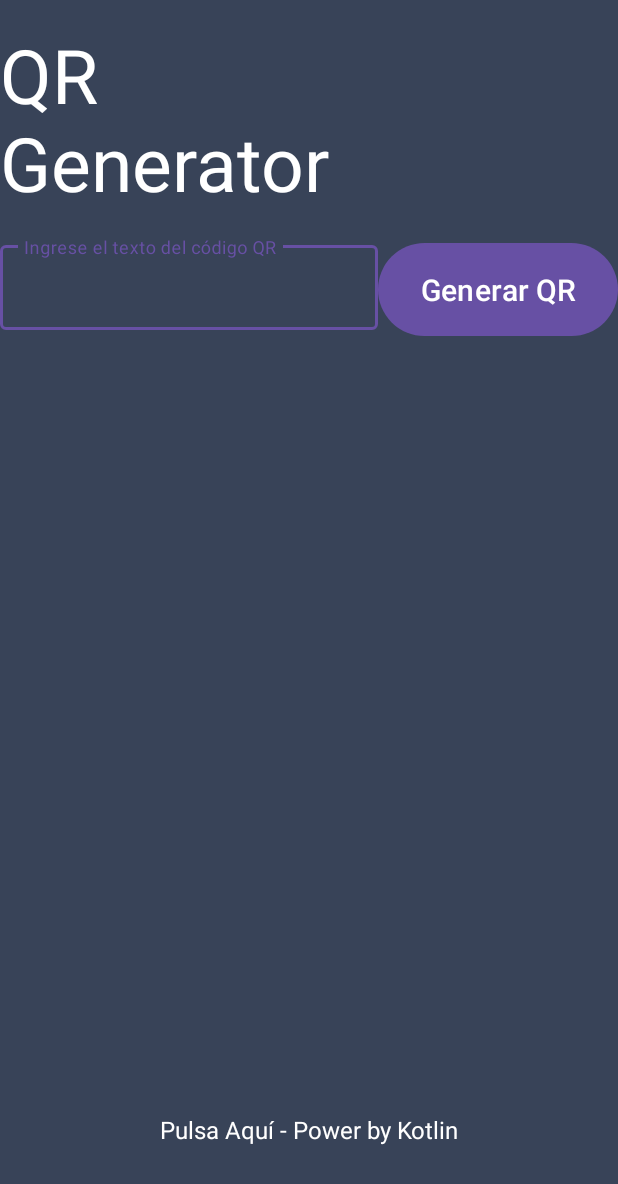
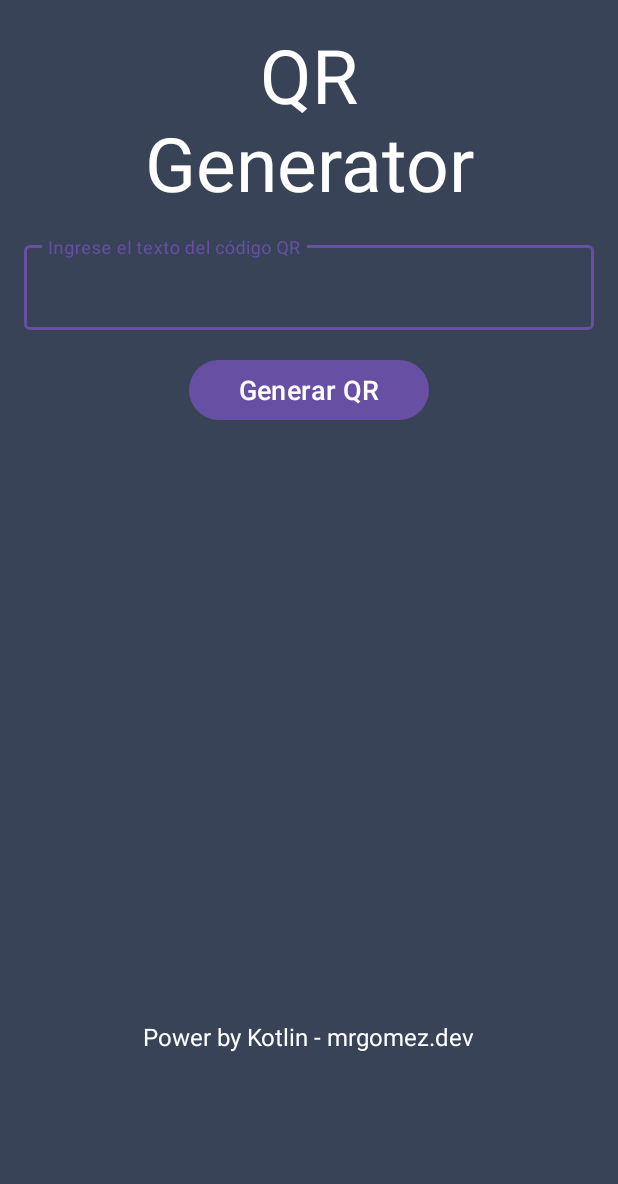
Before and after one commit to mrgomezsv/qr_droid, an Android app: the screen it shows after launch (MainActivity), on a phone screen of 412 x 824 dp. Shown: the top 1184 px of the screen. Run offline under Robolectric (Android 15) with nearby library versions, the phone set to English and light mode, and no system bars; libraries missing offline, so code that uses them is left out: com.journeyapps.barcodescanner; plain views replace DecoratedBarcodeView; 3 statements that could not run were skipped.

Commit message:
Update refactor del codigo general de la app

```diff
--- a/app/src/main/res/layout/activity_main.xml
+++ b/app/src/main/res/layout/activity_main.xml
@@ -1,5 +1,5 @@
 <?xml version="1.0" encoding="utf-8"?>
-<androidx.constraintlayout.widget.ConstraintLayout
+<ScrollView
     xmlns:android="http://schemas.android.com/apk/res/android"
     xmlns:app="http://schemas.android.com/apk/res-auto"
     xmlns:tools="http://schemas.android.com/tools"
@@ -8,6 +8,12 @@
     android:background="#384358"
     tools:context=".MainActivity">
 
+    <androidx.constraintlayout.widget.ConstraintLayout
+        android:layout_width="match_parent"
+        android:layout_height="wrap_content"
+        android:padding="16dp">
+
+        <!-- Título de la pantalla -->
         <TextView
             android:id="@+id/titleTextView"
             android:layout_width="wrap_content"
@@ -15,77 +21,80 @@
             android:text="QR\nGenerator"
             android:textColor="#FFFFFF"
             android:textSize="50sp"
-        android:layout_marginTop="16dp"
-        android:layout_marginStart="0dp"
-        android:gravity="center_vertical"
+            android:gravity="center"
             app:layout_constraintTop_toTopOf="parent"
-        app:layout_constraintStart_toStartOf="parent"/>
+            app:layout_constraintStart_toStartOf="parent"
+            app:layout_constraintEnd_toEndOf="parent" />
 
-
+        <!-- Escáner de código de barras (invisible inicialmente) -->
         <com.journeyapps.barcodescanner.DecoratedBarcodeView
             android:id="@+id/barcode_scanner"
             android:layout_width="0dp"
             android:layout_height="0dp"
             android:visibility="gone"
             app:layout_constraintTop_toBottomOf="@+id/titleTextView"
-        app:layout_constraintBottom_toTopOf="@+id/textInputLayout"
             app:layout_constraintStart_toStartOf="parent"
             app:layout_constraintEnd_toEndOf="parent" />
 
+        <!-- Entrada de texto para generar código QR -->
         <com.google.android.material.textfield.TextInputLayout
             android:id="@+id/textInputLayout"
             android:layout_width="0dp"
             android:layout_height="wrap_content"
             android:hint="@string/ingrese_el_texto_del_c_digo_qr"
-        android:layout_marginTop="16dp"
-        app:layout_constraintEnd_toStartOf="@+id/generateQRButton"
+            android:textColorHint="#FFFFFF"
+            app:layout_constraintTop_toBottomOf="@+id/barcode_scanner"
             app:layout_constraintStart_toStartOf="parent"
-        app:layout_constraintTop_toBottomOf="@+id/barcode_scanner">
+            app:layout_constraintEnd_toEndOf="parent"
+            android:layout_marginTop="16dp">
 
             <com.google.android.material.textfield.TextInputEditText
                 android:id="@+id/textInputEditText"
                 android:layout_width="match_parent"
                 android:layout_height="wrap_content"
-            android:textColor="#FFFFFF"/>
-
+                android:textColor="#FFFFFF"
+                android:maxLines="5"
+                android:scrollHorizontally="false" />
         </com.google.android.material.textfield.TextInputLayout>
 
+        <!-- Botón para generar el código QR -->
         <Button
             android:id="@+id/generateQRButton"
             android:layout_width="160dp"
-        android:layout_height="70dp"
+            android:layout_height="wrap_content"
             android:text="@string/generar_c_digo_qr"
-        android:textSize="20sp"
+            android:textSize="18sp"
             android:layout_marginTop="16dp"
-        app:layout_constraintEnd_toEndOf="parent"
-        app:layout_constraintStart_toEndOf="@+id/textInputLayout"
-        app:layout_constraintTop_toBottomOf="@+id/barcode_scanner" />
+            app:layout_constraintTop_toBottomOf="@+id/textInputLayout"
+            app:layout_constraintStart_toStartOf="parent"
+            app:layout_constraintEnd_toEndOf="parent" />
 
-    <Button
-        android:id="@+id/saveQRButton"
-        android:layout_width="160dp"
-        android:layout_height="70dp"
-        android:text="@string/guardar_c_digo_qr"
-        android:textSize="20sp"
-        android:layout_marginTop="20dp"
-        android:visibility="invisible"
-        app:layout_constraintEnd_toEndOf="parent"
-        app:layout_constraintStart_toStartOf="parent"
-        app:layout_constraintTop_toBottomOf="@+id/generateQRButton" />
-
-
+        <!-- Imagen del código QR generado -->
         <ImageView
             android:id="@+id/qrCodeImageView"
             android:layout_width="300dp"
             android:layout_height="300dp"
             android:scaleType="centerCrop"
             android:transitionName="qrCodeTransition"
-        android:layout_marginTop="10dp"
-        app:layout_constraintTop_toBottomOf="@+id/saveQRButton"
-        app:layout_constraintEnd_toEndOf="parent"
+            android:layout_marginTop="16dp"
+            app:layout_constraintTop_toBottomOf="@+id/generateQRButton"
             app:layout_constraintStart_toStartOf="parent"
-        app:layout_constraintBottom_toBottomOf="parent" />
+            app:layout_constraintEnd_toEndOf="parent" />
 
+        <!-- Botón para guardar el código QR generado -->
+        <Button
+            android:id="@+id/saveQRButton"
+            android:layout_width="160dp"
+            android:layout_height="wrap_content"
+            android:text="@string/guardar_c_digo_qr"
+            android:textSize="18sp"
+            android:layout_marginTop="16dp"
+            android:visibility="invisible"
+            app:layout_constraintTop_toBottomOf="@+id/qrCodeImageView"
+            app:layout_constraintStart_toStartOf="parent"
+            app:layout_constraintEnd_toEndOf="parent" />
+
+        <!-- Texto de pie de página -->
         <TextView
             android:id="@+id/madeByText"
             android:layout_width="wrap_content"
@@ -94,8 +103,9 @@
             android:textColor="#FFFFFF"
             android:textSize="16sp"
             android:layout_marginTop="16dp"
-        app:layout_constraintTop_toBottomOf="@+id/qrCodeImageView"
+            app:layout_constraintTop_toBottomOf="@+id/saveQRButton"
             app:layout_constraintStart_toStartOf="parent"
-        app:layout_constraintEnd_toEndOf="parent"/>
+            app:layout_constraintEnd_toEndOf="parent" />
 
     </androidx.constraintlayout.widget.ConstraintLayout>
+</ScrollView>
--- a/app/src/main/res/values/strings.xml
+++ b/app/src/main/res/values/strings.xml
@@ -4,5 +4,5 @@
     <string name="guardar_c_digo_qr">Guardar QR</string>
     <string name="compartir_c_digo_qr">Compartir QR</string>
     <string name="ingrese_el_texto_del_c_digo_qr">Ingrese el texto del código QR</string>
-    <string name="made">Pulsa Aquí - Power by Kotlin</string>
+    <string name="made">Power by Kotlin - mrgomez.dev</string>
 </resources>
```
Lines whose indentation alone changed are shown as unchanged.
